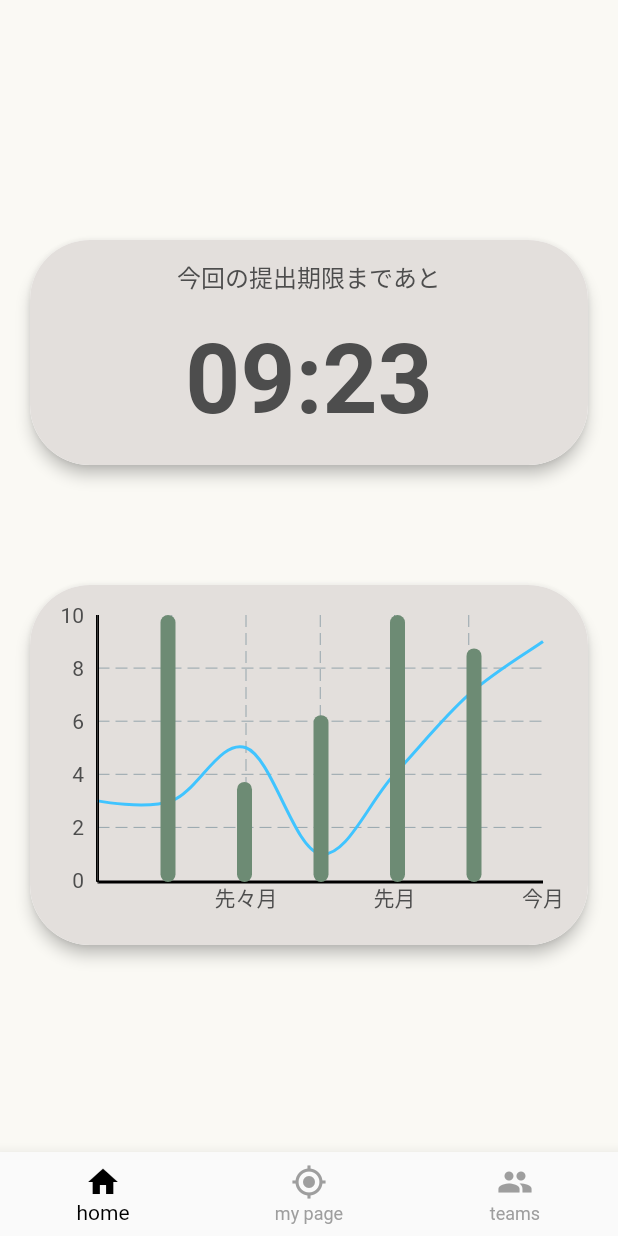
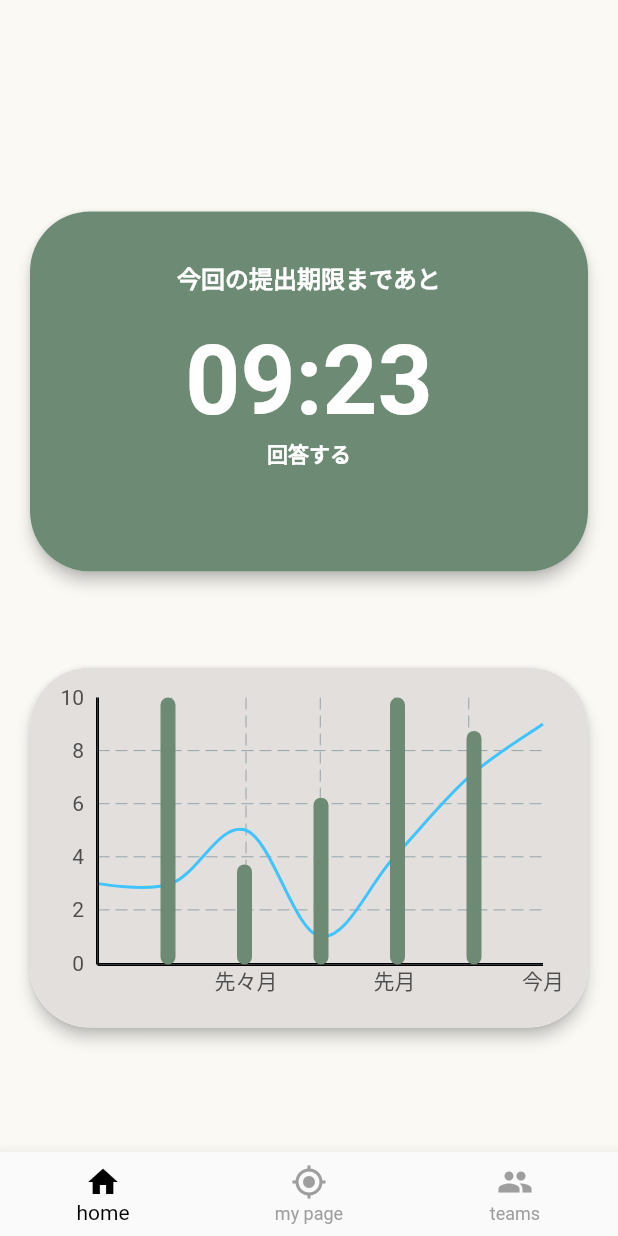
Before and after one commit to mine2424/flagger_app, a Flutter app: the screen it shows once a user with an empty profile is signed in, on a phone screen of 412 x 824 dp. Run offline on Flutter 3.47's test engine with Material 2 defaults, Android fonts, the phone set to English and light mode, and no system bars; drawn by our look-alikes of fl_chart; our stand-ins replace carousel_slider, flutter_dotenv, flutter_hooks, flutter_riverpod, flutter_svg, freezed_annotation and 4 more; accounts and stored records are empty.

Commit message:
ホーム画面修正

```diff
--- a/lib/presentation/component/large_card.dart
+++ b/lib/presentation/component/large_card.dart
@@ -1,9 +1,11 @@
 import 'package:flutter/material.dart';
+import 'package:oprol_template/gen/colors.gen.dart';
 
 class LargeCard extends StatelessWidget {
   const LargeCard({required this.title, super.key});
 
   final String title;
+
   @override
   Widget build(BuildContext context) {
     return Card(
@@ -13,30 +15,41 @@ class LargeCard extends StatelessWidget {
       ),
       child: Container(
         width: 500,
-        height: 150,
+        height: 240,
         decoration: BoxDecoration(
           borderRadius: BorderRadius.circular(40),
-          color: const Color(0xffe3dfdc),
+          color: AppColor.accentColor,
         ),
         child: Column(
           children: [
             const Padding(
-              padding: EdgeInsets.only(top: 12),
+              padding: EdgeInsets.only(top: 32),
             ),
             const Text(
               '今回の提出期限まであと',
               style: TextStyle(
-                fontSize: 16,
-              ),
+                  fontSize: 16,
+                  color: Colors.white,
+                  fontWeight: FontWeight.bold),
             ),
             const SizedBox(height: 20),
             Text(
               title,
               style: const TextStyle(
-                fontSize: 64,
-                fontWeight: FontWeight.bold,
+                  fontSize: 64,
+                  fontWeight: FontWeight.bold,
+                  color: Colors.white),
+            ),
+            Align(
+              alignment: Alignment.center,
+              child: Text(
+                '回答する',
+                style: TextStyle(
+                  color: Colors.white,
+                  fontWeight: FontWeight.bold,
+                ),
               ),
-            ),
+            )
           ],
         ),
       ),
--- a/lib/presentation/screen/home_screen.dart
+++ b/lib/presentation/screen/home_screen.dart
@@ -13,7 +13,7 @@ class HomeScreen extends StatelessWidget {
       body: Center(
         child: Column(
           children: [
-            const SizedBox(height: 100),
+            const SizedBox(height: 81),
             const SizedBox(height: 40),
             Padding(
               padding: const EdgeInsets.all(16),
@@ -28,7 +28,7 @@ class HomeScreen extends StatelessWidget {
                 child: const LargeCard(title: '09:23'),
               ),
             ),
-            const SizedBox(height: 40),
+            const SizedBox(height: 24),
             const Padding(
               padding: EdgeInsets.all(16),
               child: ChartCard(
--- a/lib/presentation/screen/navigator_screen.dart
+++ b/lib/presentation/screen/navigator_screen.dart
@@ -28,7 +28,7 @@ class ScreenContainer extends ConsumerWidget {
     final screens = <Widget>[
       const HomeScreen(),
       const MyPageAnalysis(),
-      const Organization(),
+      // const OrganizationScreen(),
     ];
     return Scaffold(
       body: screens[tabType.index],
```
